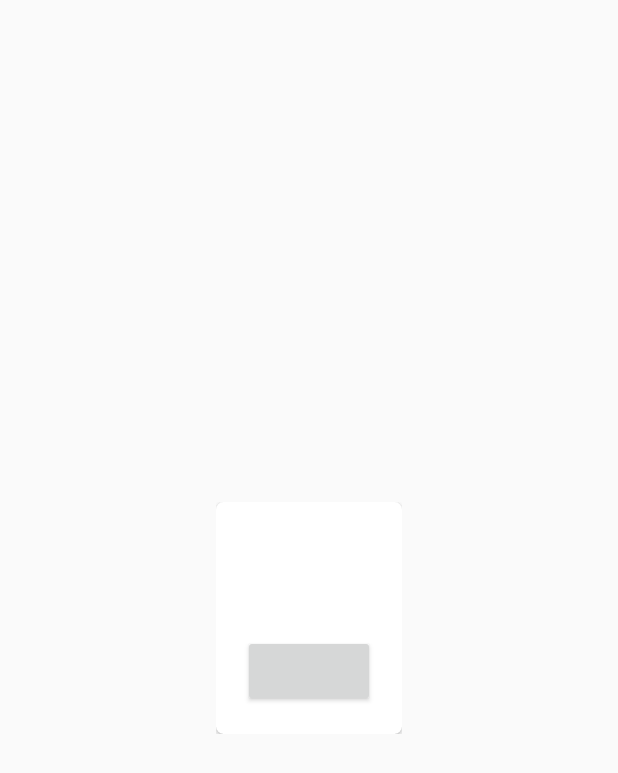
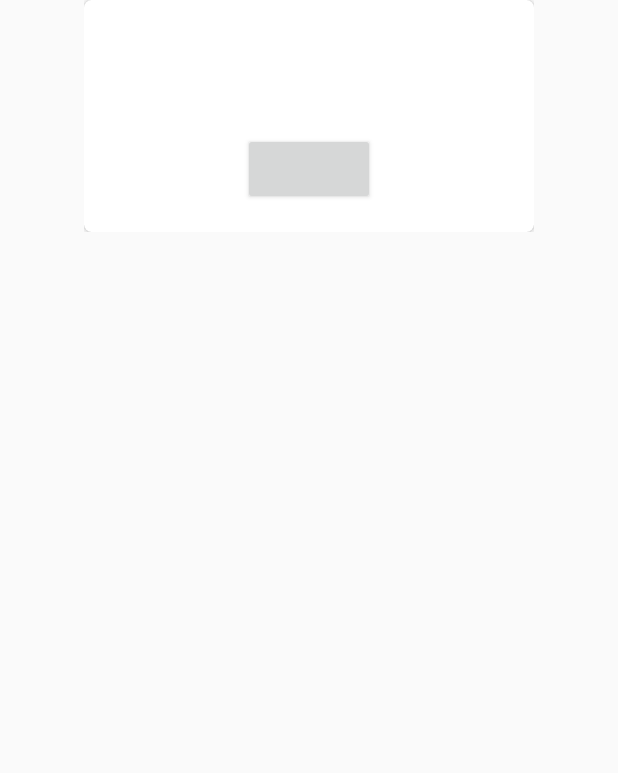
Before and after one commit to Niemeijeren/MobSys-Project, an Android app: the layout popup.xml on its own in the app's theme, with its tools: preview values and no code run, on a phone screen of 412 x 824 dp. Shown: the top 773 px of the screen. Run offline under Robolectric (Android 15) with nearby library versions, the phone set to English and light mode, and no system bars.

Commit message:
Added popup and fixed some errors

```diff
--- a/app/src/main/java/com/example/RouteTracking/MedianRoute.java
+++ b/app/src/main/java/com/example/RouteTracking/MedianRoute.java
@@ -118,7 +118,7 @@ public class MedianRoute {
             length += utils.calculateDistance(first, locationPoint);
             first = locationPoint;
         }
-        return length;
+        return length / 1000;
     }
 
     /**
@@ -133,7 +133,7 @@ public class MedianRoute {
 
         Long timestmapLast = medianPoints.get(medianPoints.size() - 1).getTimeStamp();
 
-        return timestmapLast - timestampFirst / 1000 / 60;
+        return (timestmapLast - timestampFirst) / 1000 / 60;
 
     }
 }
--- a/app/src/main/java/com/example/a02_exercise/MapsActivity.java
+++ b/app/src/main/java/com/example/a02_exercise/MapsActivity.java
@@ -64,14 +64,13 @@ public class MapsActivity extends AppCompatActivity implements OnMapReadyCallbac
             latlngs.add(new LatLng(locationPoint.getLatitude(), locationPoint.getLongitude()));
         }
 
+        if (latlngs.size() > 1) {
             LatLngBounds.Builder builder = new LatLngBounds.Builder();
             for (LatLng latLng : latlngs) {
                 builder.include(latLng);
             }
 
             PolylineOptions rectOptions = new PolylineOptions().addAll(latlngs).color(Color.BLUE);
-        //mMap.moveCamera(CameraUpdateFactory.newLatLng(new LatLng(locations.get(locations.size()/2).getLatitude(), locations.get(locations.size()/2).getLongitude())));
-        //mMap.setMinZoomPreference(12);
             Polyline line = mMap.addPolyline(rectOptions);
 
 
@@ -85,6 +84,8 @@ public class MapsActivity extends AppCompatActivity implements OnMapReadyCallbac
                     mMap.animateCamera(cameraUpdater);
                 }
             });
+        }
+
 
     }
 
--- a/app/src/main/java/com/example/routes/UserDao.java
+++ b/app/src/main/java/com/example/routes/UserDao.java
@@ -13,9 +13,6 @@ public interface UserDao {
     @Query("SELECT * FROM Route")
     List<Route> getAllRoutes();
 
-    //@Query("SELECT * FROM Route WHERE ID LIKE :first")
-    //Route findById(String first);
-
     @Insert
     public void insertRoute(Route route);
 
--- a/app/src/main/res/layout/activity_main.xml
+++ b/app/src/main/res/layout/activity_main.xml
@@ -22,6 +22,7 @@
         android:layout_width="match_parent"
         android:layout_height="match_parent"
         android:gravity="center"
+        android:id="@+id/root"
         android:orientation="vertical"
         android:translationZ="90dp">
 
--- a/app/src/main/res/layout/popup.xml
+++ b/app/src/main/res/layout/popup.xml
@@ -1,31 +1,34 @@
 <?xml version="1.0" encoding="utf-8"?>
-<LinearLayout xmlns:android="http://schemas.android.com/apk/res/android"
+<RelativeLayout xmlns:android="http://schemas.android.com/apk/res/android"
     xmlns:app="http://schemas.android.com/apk/res-auto"
     android:layout_width="wrap_content"
     android:layout_height="wrap_content"
+    android:layout_gravity="center_horizontal"
+    android:gravity="center"
     android:paddingLeft="10dp"
-    android:paddingRight="10dp"
-    android:layout_gravity="center"
-    android:gravity="center">
+    android:paddingRight="10dp">
 
     <androidx.cardview.widget.CardView
-        android:layout_width="match_parent"
+        android:layout_width="wrap_content"
         android:layout_height="wrap_content"
-        android:layout_gravity="center"
+        android:layout_gravity="center_horizontal"
+        android:clickable="true"
         app:cardCornerRadius="5dp">
 
 
         <LinearLayout
-        android:padding="10dp"
-        android:layout_width="match_parent"
-        android:layout_height="match_parent"
-        android:layout_gravity="center"
-        android:orientation="vertical">
+            android:layout_width="300dp"
+            android:layout_height="wrap_content"
+            android:layout_gravity="center_horizontal"
+            android:orientation="vertical"
+            android:gravity="center"
+            android:padding="10dp">
 
             <TextView
                 android:id="@+id/popup_points"
                 android:layout_width="wrap_content"
                 android:layout_height="wrap_content"
+                android:gravity="center_horizontal"
                 android:layout_margin="8dp"
                 android:text="" />
 
@@ -33,17 +36,19 @@
                 android:id="@+id/popup_description"
                 android:layout_width="wrap_content"
                 android:layout_height="wrap_content"
+                android:gravity="center_horizontal"
                 android:layout_margin="8dp"
                 android:text="" />
 
             <Button
                 android:id="@+id/popup_button"
+                style="@style/Widget.AppCompat.Button"
                 android:layout_width="wrap_content"
                 android:layout_height="wrap_content"
                 android:layout_margin="8dp"
-            android:text=""/>
+                android:gravity="center_horizontal"
+                android:text="" />
 
         </LinearLayout>
-
     </androidx.cardview.widget.CardView>
-    </LinearLayout>
+</RelativeLayout>
```
Also changed, not shown: app/src/main/java/com/example/a02_exercise/LocationService.java (+15 -6 lines), app/src/main/java/com/example/a02_exercise/MainActivity.java (+12 -2 lines), app/src/main/java/com/example/a02_exercise/PopUpClass.java (+11 -3 lines), app/src/main/java/com/example/routes/Route.java (+0 -8 lines). Lines whose indentation alone changed are shown as unchanged.
